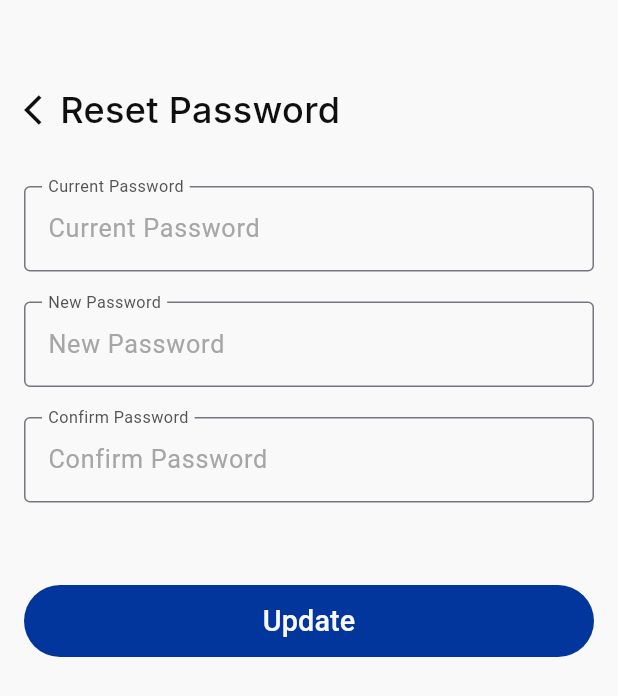
After one commit to YasmeenGad/online_exam_app, a Flutter app: the ResetPasswordProfileView screen opened by its route, on a phone screen of 412 x 824 dp. The commit adds this screen. Shown: the top 696 px of the screen. Run offline on Flutter 3.47's test engine with Material 3 defaults, Android fonts, the phone set to English and light mode, and no system bars; our stand-ins replace dio, flutter_bloc, flutter_svg, fluttertoast, get_it, google_fonts and 6 more; accounts and stored records are empty; generated files the repository leaves out were written again; network calls fail.

Commit message:
create profile reset password view

```diff
--- a/lib/l10n/app_ar.arb
+++ b/lib/l10n/app_ar.arb
@@ -7,7 +7,7 @@
   "invalidEmail": "هذا البريد الإلكتروني غير صالح",
   "enterPassword": "الرجاء إدخال كلمة المرور",
   "passwordComplexity": "يجب أن تحتوي كلمة المرور على 8 أحرف على الأقل، وتحتوي على حرف كبير واحد، وحرف صغير واحد، ورقم واحد، وحرف خاص واحد.",
-  "confirmPassword": "الرجاء تأكيد كلمة المرور",
+  "confirmPassword": "تأكيد كلمة المرور",
   "passwordMismatch": "كلمات المرور غير متطابقة",
   "enterPhoneNumber": "الرجاء إدخال رقم هاتفك",
   "invalidPhoneNumber": "الرجاء إدخال رقم هاتف صحيح",
@@ -59,5 +59,7 @@
   "home": "الرئيسية",
   "result": "النتائج",
   "profile": "الملف الشخصي",
-  "update": "تحديث"
+  "update": "تحديث",
+  "resetPassword": "اعادة تعيين كلمة المرور",
+  "currentPassword": "كلمة المرور الحالية"
 }
--- a/lib/l10n/app_de.arb
+++ b/lib/l10n/app_de.arb
@@ -59,5 +59,7 @@
     "home": "Startseite",
     "profile": "Profil",
     "result": "Ergebnis",
-    "update": "Aktualisieren"
+    "update": "Aktualisieren",
+    "resetPassword": "Passwort zurücksetzen",
+    "currentPassword": "Aktuelles Passwort"
   }
--- a/lib/l10n/app_en.arb
+++ b/lib/l10n/app_en.arb
@@ -7,7 +7,7 @@
     "invalidEmail": "This email is not valid",
     "enterPassword": "Please enter password",
     "passwordComplexity": "Password must be at least 8 characters long and contain at least one uppercase letter, one lowercase letter, one number, and one special character.",
-    "confirmPassword": "Please confirm your password",
+    "confirmPassword": "Confirm Password",
     "passwordMismatch": "Passwords do not match",
     "enterPhoneNumber": "Please enter your phone number",
     "invalidPhoneNumber": "Please enter a valid phone number",
@@ -59,6 +59,8 @@
     "home": "Home",
     "profile": "Profile",
     "result": "Result",
-    "update": "Update"
+    "update": "Update",
+    "resetPassword": "Reset Password",
+    "currentPassword": "Current Password"
 
 }
--- a/lib/l10n/app_fr.arb
+++ b/lib/l10n/app_fr.arb
@@ -59,5 +59,7 @@
     "home": "Accueil",
     "result": "Résultat",
     "profile": "Profil",
-    "update": "Mettre à jour"
+    "update": "Mettre à jour",
+    "resetPassword": "Reinitialiser le mot de passe",
+    "currentPassword": "Mot de passe actuel"
   }
--- a/lib/l10n/app_tr.arb
+++ b/lib/l10n/app_tr.arb
@@ -59,6 +59,7 @@
     "home": "Ana Sayfa",
     "profile": "Profil",
     "result": "Sonuç",
-    "update": "Güncelle"
-
+    "update": "Güncelle",
+    "resetPassword": "Şifreyi sıfırla",
+    "currentPassword": "Mevcut sifre"
 }
--- a/lib/src/core/global/custom_appbar.dart
+++ b/lib/src/core/global/custom_appbar.dart
@@ -3,14 +3,26 @@ import 'package:online_exam_app/src/core/styles/app_colors.dart';
 import 'package:online_exam_app/src/core/styles/app_styles.dart';
 
 class CustomAppBar extends StatelessWidget {
-  const CustomAppBar({super.key,required this.appBarTxt});
+  const CustomAppBar(
+      {super.key, required this.appBarTxt, this.showArrow = false});
   final String appBarTxt;
+  final bool? showArrow;
 
   @override
   Widget build(BuildContext context) {
     return Row(
       children: [
-        SizedBox(width: 8),
+        showArrow == true
+            ? GestureDetector(
+                onTap: () {
+                  Navigator.pop(context);
+                },
+                child: const Icon(
+                  Icons.arrow_back_ios,
+                  color: AppColors.blackBaseColor,
+                ),
+              )
+            : const SizedBox(),
         Text(
           '${appBarTxt}',
           style: AppStyles.styleMedium20(context)
--- a/lib/src/core/routes/app_routes.dart
+++ b/lib/src/core/routes/app_routes.dart
@@ -7,6 +7,7 @@ import 'package:online_exam_app/src/features/auth/presentation/views/welcome_vie
 import 'package:online_exam_app/src/features/auth/presentation/views/login_view.dart';
 import 'package:online_exam_app/src/features/auth/presentation/views/signup_view.dart';
 import 'package:online_exam_app/src/features/profile/presentation/views/profile_view.dart';
+import 'package:online_exam_app/src/features/profile/presentation/views/reset_password_profile_view.dart';
 
 import '../../features/auth/presentation/views/email_verification_view.dart';
 import '../../features/auth/presentation/views/reset_password_view.dart';
@@ -24,6 +25,8 @@ class AppRoutes {
       RoutesName.welcomeView: (context) =>  WelcomeView(),
       RoutesName.bottomNavigationBar: (context) =>  Layout(),
       RoutesName.profileView: (context) => ProfileView(),
+      RoutesName.resetPasswordProfileView: (context) =>
+          ResetPasswordProfileView(),
     };
   }
 }
--- a/lib/src/core/routes/routes_name.dart
+++ b/lib/src/core/routes/routes_name.dart
@@ -8,4 +8,5 @@ class RoutesName {
   static const String welcomeView = 'welcomeView';
   static const String bottomNavigationBar = 'layout';
   static const String profileView = 'profileView';
+  static const String resetPasswordProfileView = 'resetPasswordProfileView';
 }
--- a/lib/src/features/profile/presentation/views/profile_view.dart
+++ b/lib/src/features/profile/presentation/views/profile_view.dart
@@ -2,7 +2,6 @@ import 'package:flutter/material.dart';
 import 'package:flutter_gen/gen_l10n/app_localizations.dart';
 import 'package:online_exam_app/src/core/global/custom_appbar.dart';
 import 'package:online_exam_app/src/core/global/custom_button.dart';
-import 'package:online_exam_app/src/core/styles/app_colors.dart';
 import 'package:online_exam_app/src/features/profile/presentation/widgets/custom_profile_picture.dart';
 import 'package:online_exam_app/src/features/profile/presentation/widgets/section_profile_form.dart';
 
--- /dev/null
+++ b/lib/src/features/profile/presentation/views/reset_password_profile_view.dart
@@ -0,0 +1,45 @@
+import 'package:flutter/material.dart';
+import 'package:online_exam_app/src/core/global/custom_button.dart';
+import 'package:online_exam_app/src/core/styles/app_colors.dart';
+import 'package:flutter_gen/gen_l10n/app_localizations.dart';
+import 'package:online_exam_app/src/features/profile/presentation/widgets/reset_password_form.dart';
+import 'package:online_exam_app/src/features/profile/presentation/widgets/section_reset_password_form.dart';
+import '../../../../core/global/custom_appbar.dart';
+
+class ResetPasswordProfileView extends StatelessWidget {
+  const ResetPasswordProfileView({super.key});
+
+  @override
+  Widget build(BuildContext context) {
+    return Scaffold(
+      backgroundColor: AppColors.whiteColor,
+      body: Padding(
+        padding: const EdgeInsets.only(top: 56, left: 16, right: 16),
+        child: CustomScrollView(
+          slivers: [
+            SliverToBoxAdapter(
+              child: Column(
+                children: [
+                  CustomAppBar(
+                    appBarTxt: '${AppLocalizations.of(context)!.resetPassword}',
+                    showArrow: true,
+                  ),
+                  const SizedBox(
+                    height: 34,
+                  ),
+                  const SectionResetPasswordForm(),
+                  const SizedBox(
+                    height: 55,
+                  ),
+                  CustomButton(
+                    txt: '${AppLocalizations.of(context)!.update}',
+                  ),
+                ],
+              ),
+            )
+          ],
+        ),
+      ),
+    );
+  }
+}
--- /dev/null
+++ b/lib/src/features/profile/presentation/widgets/change_text.dart
@@ -0,0 +1,23 @@
+import 'package:flutter/material.dart';
+
+import '../../../../core/routes/routes_name.dart';
+import '../../../../core/styles/app_colors.dart';
+import '../../../../core/styles/app_styles.dart';
+
+class ChangeText extends StatelessWidget {
+  const ChangeText({super.key});
+
+  @override
+  Widget build(BuildContext context) {
+    return GestureDetector(
+      onTap: () {
+        Navigator.pushNamed(context, RoutesName.resetPasswordProfileView);
+      },
+      child: Text(
+        "Change",
+        style: AppStyles.styleMedium12(context)
+            .copyWith(color: AppColors.blueBaseColor),
+      ),
+    );
+  }
+}
--- a/lib/src/features/profile/presentation/widgets/profile_form.dart
+++ b/lib/src/features/profile/presentation/widgets/profile_form.dart
@@ -5,6 +5,7 @@ import 'package:online_exam_app/src/core/validators/validators.dart';
 import 'package:online_exam_app/src/features/auth/presentation/widgets/custom_text_form_field.dart';
 
 import '../../../../core/styles/app_colors.dart';
+import 'change_text.dart';
 
 class ProfileForm extends StatelessWidget {
   final TextEditingController usernameController;
@@ -71,11 +72,7 @@ class ProfileForm extends StatelessWidget {
           ),
           const SizedBox(height: 20),
           CustomTextFormField(
-            suffix: Text(
-              "Change",
-              style: AppStyles.styleMedium12(context)
-                  .copyWith(color: AppColors.blueBaseColor),
-            ),
+            suffix: ChangeText(),
             isPassword: true,
             controller: passwordController,
             hintText: '******',
--- /dev/null
+++ b/lib/src/features/profile/presentation/widgets/reset_password_form.dart
@@ -0,0 +1,57 @@
+import 'package:flutter/material.dart';
+import 'package:flutter_gen/gen_l10n/app_localizations.dart';
+import 'package:online_exam_app/src/core/styles/app_styles.dart';
+import 'package:online_exam_app/src/core/validators/validators.dart';
+import 'package:online_exam_app/src/features/auth/presentation/widgets/custom_text_form_field.dart';
+
+import '../../../../core/styles/app_colors.dart';
+import 'change_text.dart';
+
+class ResetPasswordForm extends StatelessWidget {
+  final TextEditingController oldPasswordController;
+  final TextEditingController passwordController;
+  final TextEditingController rePasswordController;
+  final GlobalKey<FormState> formKey;
+
+  const ResetPasswordForm({
+    Key? key,
+    required this.oldPasswordController,
+    required this.passwordController,
+    required this.rePasswordController,
+    required this.formKey,
+  }) : super(key: key);
+
+  @override
+  Widget build(BuildContext context) {
+    return Form(
+      key: formKey,
+      child: Column(
+        children: [
+          CustomTextFormField(
+            isPassword: true,
+            controller: oldPasswordController,
+            hintText: '${AppLocalizations.of(context)!.currentPassword}',
+            labelText: '${AppLocalizations.of(context)!.currentPassword}',
+            validator: (value) => Validators.validateUserName(value, context),
+          ),
+          const SizedBox(height: 20),
+          CustomTextFormField(
+            isPassword: true,
+            controller: passwordController,
+            hintText: '${AppLocalizations.of(context)!.newPassword}',
+            labelText: '${AppLocalizations.of(context)!.newPassword}',
+            validator: (value) => Validators.validateFirstName(value, context),
+          ),
+          const SizedBox(height: 20),
+          CustomTextFormField(
+            isPassword: true,
+            controller: rePasswordController,
+            hintText: '${AppLocalizations.of(context)!.confirmPassword}',
+            labelText: '${AppLocalizations.of(context)!.confirmPassword}',
+            validator: (value) => Validators.validateLastName(value, context),
+          ),
+        ],
+      ),
+    );
+  }
+}
--- a/lib/src/features/profile/presentation/widgets/section_profile_form.dart
+++ b/lib/src/features/profile/presentation/widgets/section_profile_form.dart
@@ -51,7 +51,7 @@ class _SectionProfileFormState extends State<SectionProfileForm> {
 
   @override
   Widget build(BuildContext context) {
-    return BlocProvider(
+    return BlocProvider<ProfileViewModel>(
       create: (context) => profileViewModel,
       child: BlocConsumer<ProfileViewModel, ProfileState>(
         builder: (context, state) {
--- /dev/null
+++ b/lib/src/features/profile/presentation/widgets/section_reset_password_form.dart
@@ -0,0 +1,57 @@
+import 'package:flutter/material.dart';
+import 'package:flutter_bloc/flutter_bloc.dart';
+import 'package:online_exam_app/src/features/profile/presentation/widgets/reset_password_form.dart';
+
+import '../../../../core/dependency injection/di.dart';
+import '../cubit/profile_state.dart';
+import '../cubit/profile_view_model.dart';
+
+class SectionResetPasswordForm extends StatefulWidget {
+  const SectionResetPasswordForm({super.key});
+
+  @override
+  State<SectionResetPasswordForm> createState() =>
+      _SectionResetPasswordFormState();
+}
+
+class _SectionResetPasswordFormState extends State<SectionResetPasswordForm> {
+  late final ProfileViewModel profileViewModel;
+  late final TextEditingController oldPasswordController;
+  late final TextEditingController passwordController;
+  late final TextEditingController rePasswordController;
+  late final GlobalKey<FormState> formKey = GlobalKey<FormState>();
+
+  @override
+  void initState() {
+    super.initState();
+    oldPasswordController = TextEditingController();
+    passwordController = TextEditingController();
+    rePasswordController = TextEditingController();
+    profileViewModel = getIt.get<ProfileViewModel>();
+    // profileViewModel.doAction(GetProfileData(context: context));
+  }
+
+  @override
+  void dispose() {
+    oldPasswordController.dispose();
+    passwordController.dispose();
+    rePasswordController.dispose();
+    super.dispose();
+  }
+
+  @override
+  Widget build(BuildContext context) {
+    return BlocProvider<ProfileViewModel>(
+        create: (context) => profileViewModel,
+        child: BlocConsumer<ProfileViewModel, ProfileState>(
+          builder: (context, state) {
+            return ResetPasswordForm(
+                oldPasswordController: oldPasswordController,
+                passwordController: passwordController,
+                rePasswordController: rePasswordController,
+                formKey: formKey);
+          },
+          listener: (context, state) {},
+        ));
+  }
+}
```
